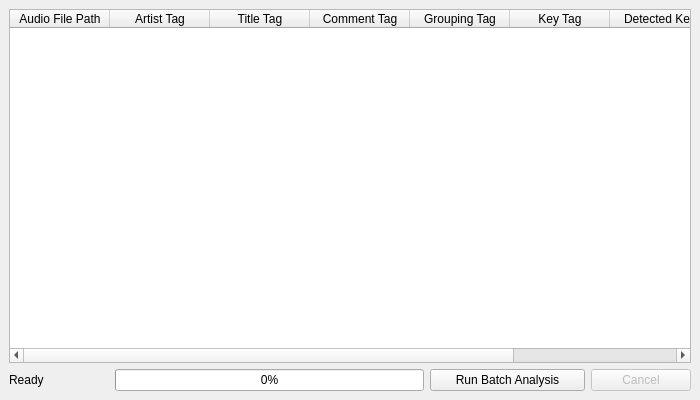
Old version of the form batchwindow.ui in the repository ibsh/is_KeyFinder.
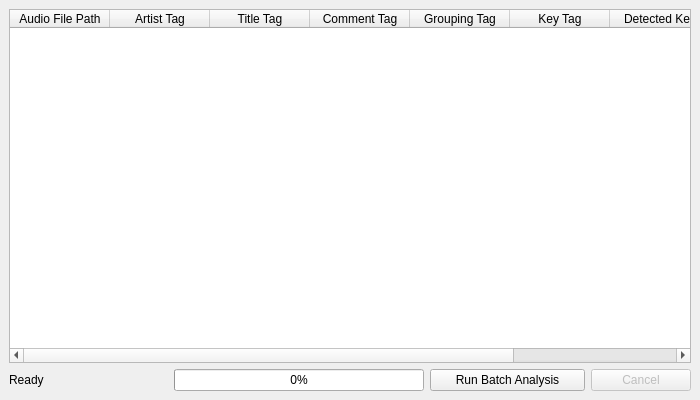
New version of the form.

Commit message:
Multicore! Multicore!
Sort of. Probably not the smartest implementation in the world but fast
and apparently stable.

```diff
--- a/batchwindow.ui
+++ b/batchwindow.ui
@@ -82,7 +82,7 @@
       <item>
        <widget class="QLabel" name="statusLabel">
         <property name="sizePolicy">
-         <sizepolicy hsizetype="Maximum" vsizetype="Preferred">
+         <sizepolicy hsizetype="Expanding" vsizetype="Preferred">
           <horstretch>0</horstretch>
           <verstretch>0</verstretch>
          </sizepolicy>
@@ -93,12 +93,6 @@
           <height>0</height>
          </size>
         </property>
-        <property name="maximumSize">
-         <size>
-          <width>100</width>
-          <height>16777215</height>
-         </size>
-        </property>
         <property name="text">
          <string>Ready</string>
         </property>
@@ -106,6 +100,18 @@
       </item>
       <item>
        <widget class="QProgressBar" name="progressBar">
+        <property name="sizePolicy">
+         <sizepolicy hsizetype="Fixed" vsizetype="Fixed">
+          <horstretch>0</horstretch>
+          <verstretch>0</verstretch>
+         </sizepolicy>
+        </property>
+        <property name="minimumSize">
+         <size>
+          <width>250</width>
+          <height>0</height>
+         </size>
+        </property>
         <property name="value">
          <number>0</number>
         </property>
```
The commit also changes 2 other files.
